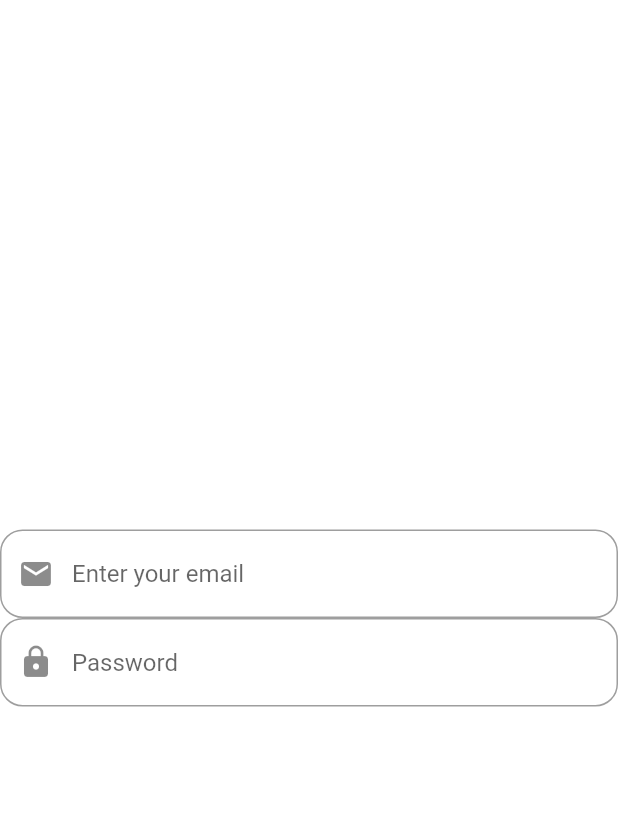
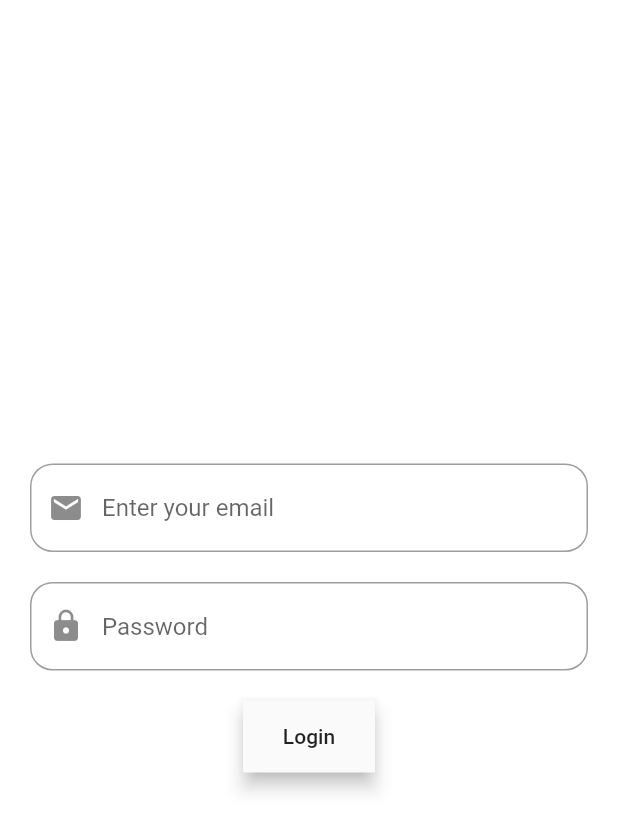
Before and after one commit to dhruvagrawal1055/voting_app, a Flutter app: the screen it shows after launch, on a phone screen of 412 x 824 dp. Shown: the top 831 px of the screen. Run offline on Flutter 3.47's test engine with Material 2 defaults, Android fonts, the phone set to English and light mode, and no system bars.

Commit message:
some minor changes

```diff
--- a/lib/Screens/loginScreen.dart
+++ b/lib/Screens/loginScreen.dart
@@ -24,7 +24,7 @@ class _loginScreenState extends State<loginScreen> {
       textInputAction: TextInputAction.next,
       decoration: InputDecoration(
           prefixIcon: Icon(Icons.email),
-          contentPadding: EdgeInsets.all(20),
+          // contentPadding: EdgeInsets.all(20),
           hintText: "Enter your email",
           border: OutlineInputBorder(borderRadius: BorderRadius.circular(15))),
     );
@@ -42,6 +42,13 @@ class _loginScreenState extends State<loginScreen> {
           hintText: "Password",
           border: OutlineInputBorder(borderRadius: BorderRadius.circular(15))),
     );
+    final loginButton = Material(
+      elevation: 5,
+      child: MaterialButton(
+        onPressed: () => {print("Login button pressed")},
+        child: Text("Login"),
+      ),
+    );
 
     return Scaffold(
       backgroundColor: Colors.white,
@@ -52,7 +59,15 @@ class _loginScreenState extends State<loginScreen> {
             child: Form(
               key: formKey,
               child: Column(
-                children: [emailField, PassField],
+                children: [
+                  Container(margin: EdgeInsets.all(20), child: emailField),
+                  Container(
+                      margin: EdgeInsets.only(left: 20, right: 20, bottom: 20),
+                      child: PassField),
+                  Container(
+                      margin: EdgeInsets.only(left: 20, right: 20, bottom: 20),
+                      child: loginButton)
+                ],
               ),
             ),
           ),
--- a/lib/main.dart
+++ b/lib/main.dart
@@ -1,7 +1,7 @@
 import 'package:flutter/material.dart';
-import 'package:firebase_core/firebase_core.dart';
+// import 'package:firebase_core/firebase_core.dart';
 // import 'firebase_options.dart';
-import 'package:firebase_auth/firebase_auth.dart';
+// import 'package:firebase_auth/firebase_auth.dart';
 import 'Screens/loginScreen.dart';
 
 void main() {
--- a/pubspec.yaml
+++ b/pubspec.yaml
@@ -31,13 +31,12 @@ environment:
 dependencies:
   flutter:
     sdk: flutter
+  firebase_core:
+  firebase_auth:
 
 
   # The following adds the Cupertino Icons font to your application.
   # Use with the CupertinoIcons class for iOS style icons.
-  cupertino_icons: ^1.0.2
-  firebase_core: ^2.4.1
-  firebase_auth: ^4.2.5
 
 dev_dependencies:
   flutter_test:
```
